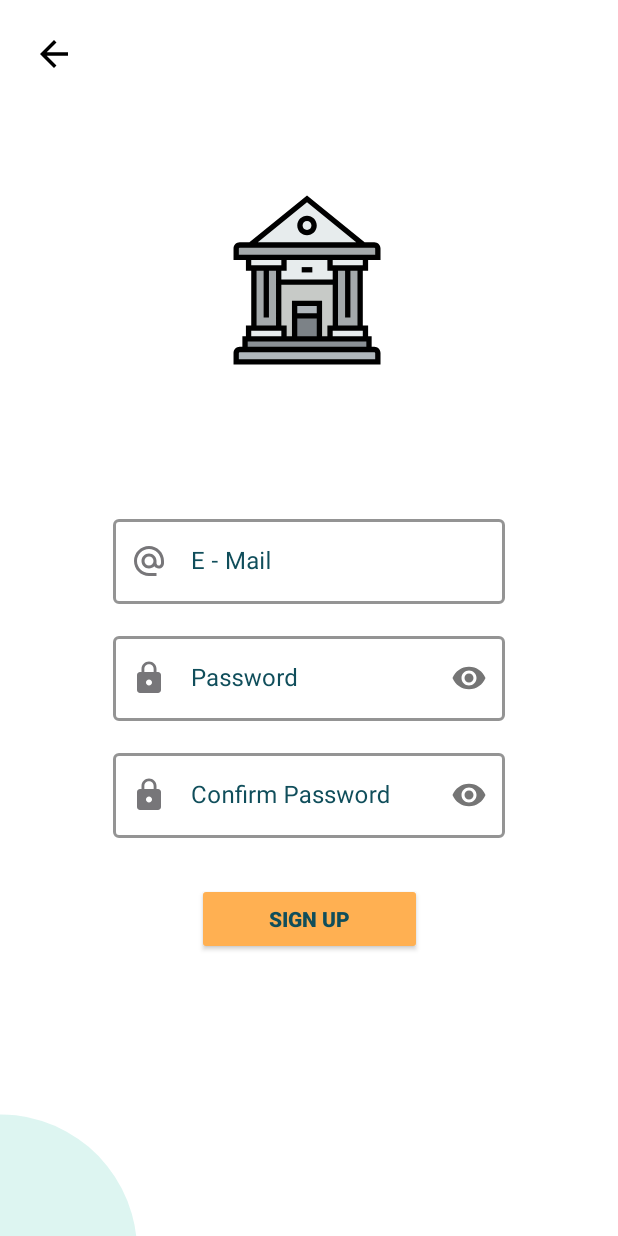
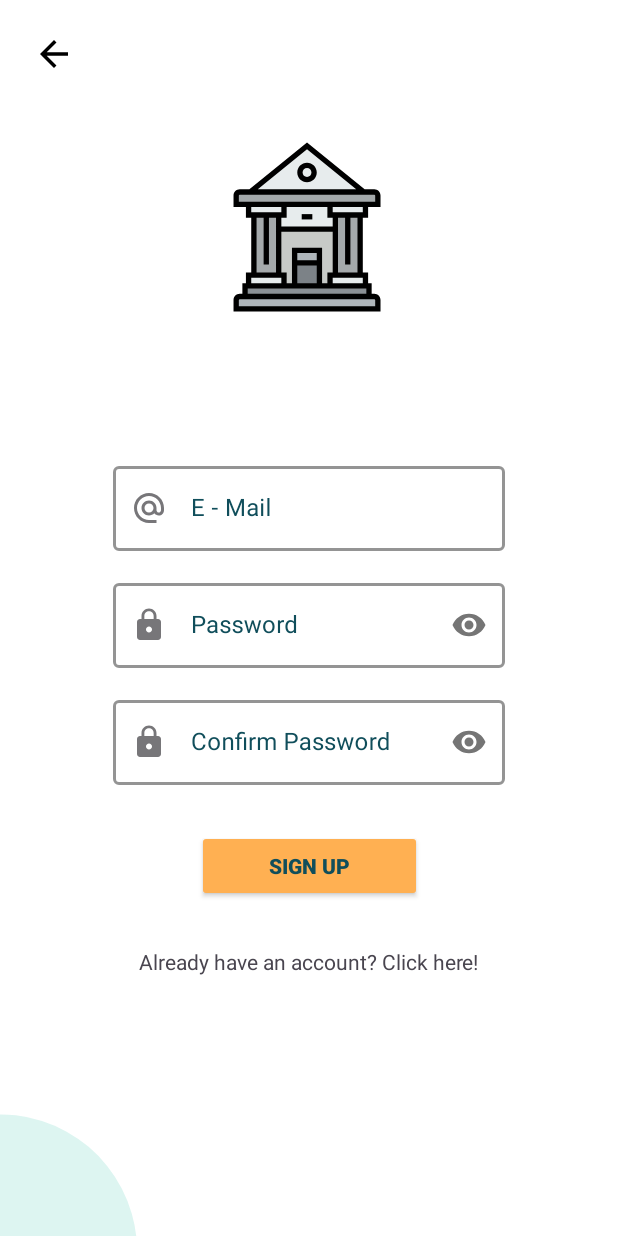
Before and after one commit to MR-BIGO/Banking-App, an Android app: the RegisterFragment screen opened through its navigation route, on a phone screen of 412 x 824 dp. Run offline under Robolectric (Android 15) with nearby library versions, the phone set to English and light mode, and no system bars; our stand-ins replace Dagger/Hilt's generated code.

Commit message:
register done

```diff
--- a/app/src/main/java/com/example/bankingapp/presentation/screen/auth/login/LogInFragment.kt
+++ b/app/src/main/java/com/example/bankingapp/presentation/screen/auth/login/LogInFragment.kt
@@ -25,6 +25,10 @@ class LogInFragment : BaseFragment<FragmentLogInBinding>(FragmentLogInBinding::i
     override fun listeners() = with(binding) {
         btnBack.setOnClickListener {
             findNavController().popBackStack()
+        }
+
+        tvNoAccount.setOnClickListener {
+            findNavController().navigate(LogInFragmentDirections.actionLogInFragmentToRegisterFragment())
         }
 
         signInButton.setOnClickListener {
--- a/app/src/main/java/com/example/bankingapp/presentation/screen/auth/register/RegisterFragment.kt
+++ b/app/src/main/java/com/example/bankingapp/presentation/screen/auth/register/RegisterFragment.kt
@@ -1,27 +1,99 @@
 package com.example.bankingapp.presentation.screen.auth.register
 
+import android.view.View
+import androidx.core.os.bundleOf
+import androidx.fragment.app.setFragmentResult
 import androidx.fragment.app.viewModels
+import androidx.lifecycle.Lifecycle
+import androidx.lifecycle.lifecycleScope
+import androidx.lifecycle.repeatOnLifecycle
 import androidx.navigation.fragment.findNavController
 import com.example.bankingapp.databinding.FragmentRegisterBinding
 import com.example.bankingapp.presentation.base.BaseFragment
+import com.example.bankingapp.presentation.event.authentication.RegisterEvents
+import com.example.bankingapp.presentation.state.authentication.AuthenticationState
 import dagger.hilt.android.AndroidEntryPoint
+import kotlinx.coroutines.launch
 
 @AndroidEntryPoint
 class RegisterFragment : BaseFragment<FragmentRegisterBinding>(FragmentRegisterBinding::inflate) {
     private val viewModel: RegisterFragmentViewModel by viewModels()
 
-    override fun setUp() {
-
-    }
-
     override fun listeners() = with(binding) {
         btnBack.setOnClickListener {
             findNavController().popBackStack()
         }
+
+        signUpButton.setOnClickListener {
+            viewModel.onEvent(
+                RegisterEvents.RegisterPressed(
+                    emailEditText.text.toString(),
+                    passwordEditText.text.toString(),
+                    confirmPasswordEditText.text.toString()
+                )
+            )
+        }
+
+        tvAlreadyAccount.setOnClickListener {
+            findNavController().navigate(RegisterFragmentDirections.actionRegisterFragmentToLogInFragment())
+        }
+    }
+
+    private fun navigateToLogin(email: String?, password: String?) {
+        setFragmentResult(
+            "RegisterResult",
+            bundleOf(
+                "email" to email,
+                "password" to password
+            )
+        )
+        findNavController().navigate(RegisterFragmentDirections.actionRegisterFragmentToLogInFragment())
+    }
+
+    private fun handleState(state: AuthenticationState) = with(binding) {
+        if (state.isLoading) {
+            progressBar.visibility = View.VISIBLE
+            disable()
+        } else {
+            progressBar.visibility = View.GONE
+            enable()
+        }
+    }
+
+    private fun handleEvent(event: RegisterFragmentViewModel.RegisterNavigationEvents) {
+        when (event) {
+            is RegisterFragmentViewModel.RegisterNavigationEvents.NavigateToLogin -> {
+                navigateToLogin(event.email, event.password)
+            }
+        }
+    }
+
+    private fun disable() = with(binding) {
+        emailEditText.isClickable = false
+        passwordEditText.isClickable = false
+        confirmPasswordEditText.isClickable = false
+    }
+
+    private fun enable() = with(binding) {
+        emailEditText.isClickable = true
+        passwordEditText.isClickable = true
+        confirmPasswordEditText.isClickable = true
     }
 
     override fun observers() {
-
+        viewLifecycleOwner.lifecycleScope.launch {
+            repeatOnLifecycle(Lifecycle.State.STARTED) {
+                launch {
+                    viewModel.registerState.collect {
+                        handleState(it)
+                    }
+                }
+                launch {
+                    viewModel.uiEvent.collect {
+                        handleEvent(it)
+                    }
+                }
+            }
+        }
     }
-
 }
--- a/app/src/main/res/layout/fragment_register.xml
+++ b/app/src/main/res/layout/fragment_register.xml
@@ -6,6 +6,16 @@
     android:layout_height="match_parent"
     android:background="@color/white"
     tools:context=".presentation.screen.auth.register.RegisterFragment">
+
+    <ProgressBar
+        android:id="@+id/progressBar"
+        android:layout_width="wrap_content"
+        android:layout_height="wrap_content"
+        android:visibility="gone"
+        app:layout_constraintBottom_toBottomOf="parent"
+        app:layout_constraintEnd_toEndOf="parent"
+        app:layout_constraintStart_toStartOf="parent"
+        app:layout_constraintTop_toTopOf="parent" />
 
     <androidx.appcompat.widget.AppCompatImageButton
         android:id="@+id/btnBack"
@@ -22,7 +32,7 @@
         android:id="@+id/imageView"
         android:layout_width="225dp"
         android:layout_height="225dp"
-        android:layout_marginTop="75dp"
+        android:layout_marginTop="40dp"
         app:layout_constraintEnd_toEndOf="parent"
         app:layout_constraintStart_toStartOf="parent"
         app:layout_constraintTop_toTopOf="parent"
@@ -125,6 +135,16 @@
         app:layout_constraintStart_toStartOf="parent"
         app:layout_constraintTop_toBottomOf="@+id/confirmPasswordInputLayout" />
 
+    <androidx.appcompat.widget.AppCompatTextView
+        android:id="@+id/tvAlreadyAccount"
+        android:layout_width="wrap_content"
+        android:layout_height="wrap_content"
+        android:layout_marginTop="30dp"
+        android:text="@string/already_account"
+        app:layout_constraintEnd_toEndOf="parent"
+        app:layout_constraintStart_toStartOf="parent"
+        app:layout_constraintTop_toBottomOf="@id/signUpButton" />
+
     <androidx.appcompat.widget.AppCompatImageView
         android:layout_width="wrap_content"
         android:layout_height="wrap_content"
--- a/app/src/main/res/navigation/auth_nav.xml
+++ b/app/src/main/res/navigation/auth_nav.xml
@@ -32,6 +32,11 @@
             app:destination="@id/mainFragment"
             app:popUpTo="@id/auth_nav"
             app:popUpToInclusive="true" />
+        <action
+            android:id="@+id/action_logInFragment_to_registerFragment"
+            app:destination="@id/registerFragment"
+            app:popUpTo="@id/auth_nav"
+            app:popUpToInclusive="true" />
     </fragment>
     <fragment
         android:id="@+id/registerFragment"
@@ -40,7 +45,9 @@
         tools:layout="@layout/fragment_register" >
         <action
             android:id="@+id/action_registerFragment_to_logInFragment"
-            app:destination="@id/logInFragment" />
+            app:destination="@id/logInFragment"
+            app:popUpTo="@id/auth_nav"
+            app:popUpToInclusive="true" />
     </fragment>
     <fragment
         android:id="@+id/mainFragment"
--- a/app/src/main/res/values/strings.xml
+++ b/app/src/main/res/values/strings.xml
@@ -25,4 +25,5 @@
     <string name="financial_manager">financial Manager</string>
     <string name="transactions">Transactions</string>
     <string name="no_account">Don\'t have an account yet? <u>Click here!</u></string>
+    <string name="already_account">Already have an account? Click here!</string>
 </resources>
```
Also changed, not shown: app/src/main/java/com/example/bankingapp/presentation/event/authentication/RegisterEvents.kt (added, +13 -0 lines), app/src/main/java/com/example/bankingapp/presentation/screen/auth/register/RegisterFragmentViewModel.kt (+98 -1 lines), app/src/main/res/layout/fragment_log_in.xml (+16 -7 lines).
